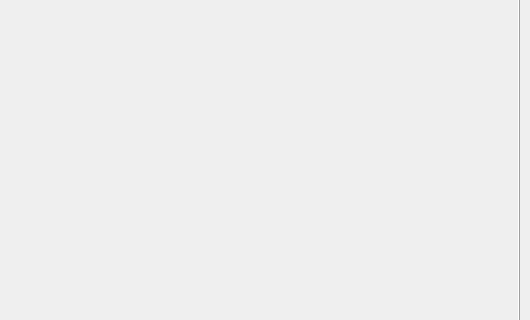
Qt form lib/RB2_vram_explorer_design.ui (adsl14/vram-explorer) before a commit; both pictures show x 311 to 841 and y 234 to 554 of the 841 by 746 pixel window.
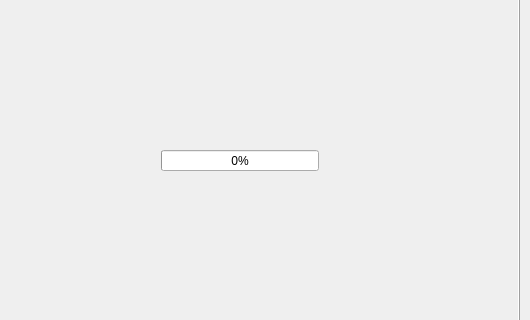
The same form after that commit.

Commit message: Restored the progress bar

```diff
--- a/lib/RB2_vram_explorer_design.ui
+++ b/lib/RB2_vram_explorer_design.ui
@@ -193,6 +193,46 @@
          <set>Qt::AlignCenter</set>
         </property>
        </widget>
+       <widget class="QProgressBar" name="progressbarSwizzle">
+        <property name="enabled">
+         <bool>true</bool>
+        </property>
+        <property name="geometry">
+         <rect>
+          <x>200</x>
+          <y>315</y>
+          <width>158</width>
+          <height>21</height>
+         </rect>
+        </property>
+        <property name="accessibleName">
+         <string/>
+        </property>
+        <property name="maximum">
+         <number>100</number>
+        </property>
+        <property name="value">
+         <number>0</number>
+        </property>
+        <property name="alignment">
+         <set>Qt::AlignCenter</set>
+        </property>
+        <property name="textVisible">
+         <bool>true</bool>
+        </property>
+        <property name="orientation">
+         <enum>Qt::Horizontal</enum>
+        </property>
+        <property name="invertedAppearance">
+         <bool>false</bool>
+        </property>
+        <property name="textDirection">
+         <enum>QProgressBar::TopToBottom</enum>
+        </property>
+        <property name="format">
+         <string notr="true">%p%</string>
+        </property>
+       </widget>
       </widget>
      </item>
     </layout>
```
The commit also changes 3 other files.
